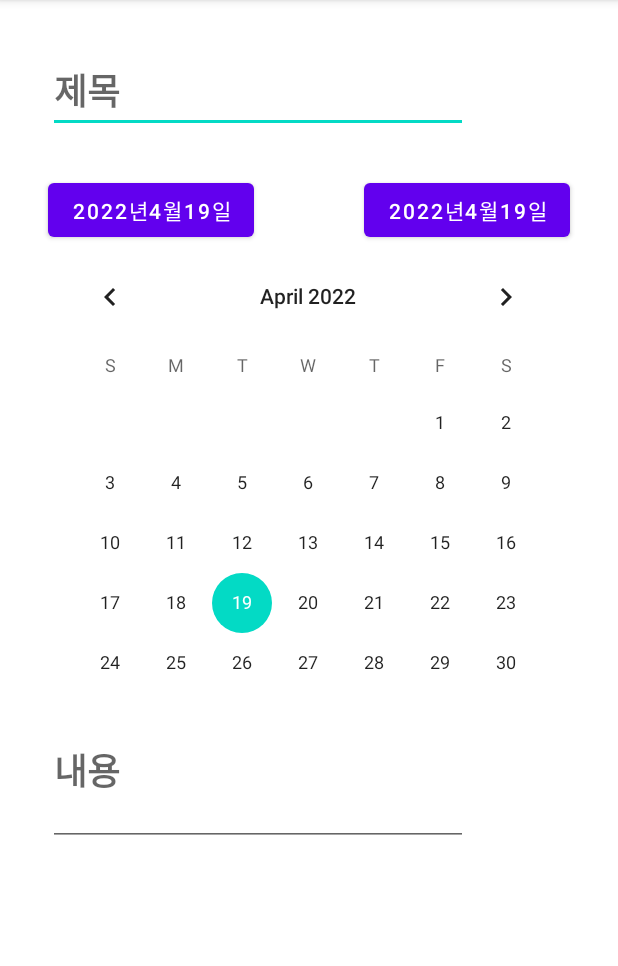
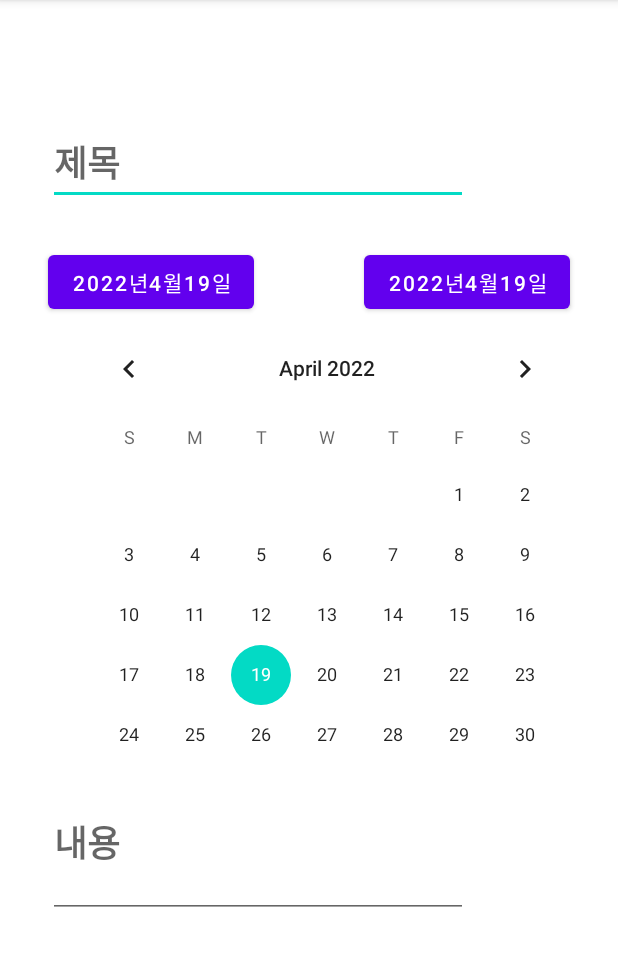
Before and after one commit to ChanggiJeon/dodamdodam, an Android app: the fragment AddScheduleFragment shown on its own in the app's theme, on a phone screen of 412 x 824 dp, the part 84-1050 px from its top. Run offline under Robolectric (Android 15) with nearby library versions, the phone set to English and light mode, and no system bars.

Commit message:
[S06P31D203-5] Feat/FE/일정작성 : AddScheduleFragment 화면구성

```diff
--- a/family -FE/app/src/main/res/layout/fragment_add_schedule.xml
+++ b/family -FE/app/src/main/res/layout/fragment_add_schedule.xml
@@ -12,13 +12,14 @@
         android:layout_width="0dp"
         android:layout_height="wrap_content"
         android:layout_marginStart="32dp"
-        android:layout_marginTop="32dp"
+        android:layout_marginTop="80dp"
         android:layout_marginEnd="100dp"
         android:fontFamily="@font/spoqahansans"
         android:hint="제목"
         android:textSize="24sp"
         android:textStyle="bold"
         app:layout_constraintEnd_toEndOf="parent"
+        app:layout_constraintHorizontal_bias="0.0"
         app:layout_constraintStart_toStartOf="parent"
         app:layout_constraintTop_toTopOf="parent" />
 
@@ -42,21 +43,21 @@
         android:id="@+id/enddate"
         android:layout_width="wrap_content"
         android:layout_height="wrap_content"
-        android:layout_marginTop="116dp"
+        android:layout_marginTop="84dp"
         android:layout_marginEnd="32dp"
         android:text="2022년4월19일"
         app:layout_constraintEnd_toEndOf="parent"
-        app:layout_constraintTop_toTopOf="parent" />
+        app:layout_constraintTop_toTopOf="@+id/schedule_title" />
 
     <Button
         android:id="@+id/startdate"
         android:layout_width="wrap_content"
         android:layout_height="wrap_content"
         android:layout_marginStart="32dp"
-        android:layout_marginTop="116dp"
+        android:layout_marginTop="84dp"
         android:text="2022년4월19일"
         app:layout_constraintStart_toStartOf="parent"
-        app:layout_constraintTop_toTopOf="parent" />
+        app:layout_constraintTop_toTopOf="@+id/schedule_title" />
 
     <androidx.constraintlayout.widget.ConstraintLayout
         android:id="@+id/schedule_calendar"
@@ -71,7 +72,7 @@
             android:layout_width="wrap_content"
             android:layout_height="wrap_content"
             app:layout_constraintEnd_toEndOf="parent"
-            app:layout_constraintHorizontal_bias="0.49"
+            app:layout_constraintHorizontal_bias="0.709"
             app:layout_constraintStart_toStartOf="parent"
             app:layout_constraintTop_toTopOf="parent" />
     </androidx.constraintlayout.widget.ConstraintLayout>
```
Also changed, not shown: family -FE/app/src/main/res/layout/activity_schedule.xml (+23 -22 lines).
